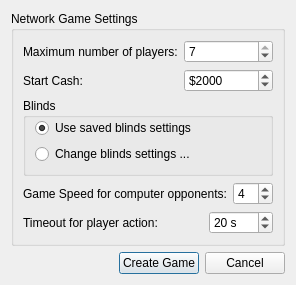
Above: src/gui/qt/createnetworkgamedialog.ui from pokerth/pokerth before the change. Below: the same form after it.
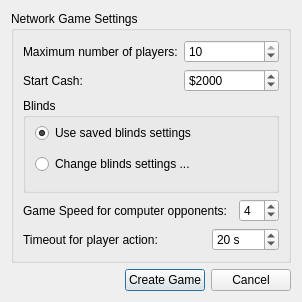
That is the form after the change.

Diff of the .ui file:
```diff
--- a/src/gui/qt/createnetworkgamedialog.ui
+++ b/src/gui/qt/createnetworkgamedialog.ui
@@ -1,12 +1,12 @@
 <ui version="4.0" >
  <class>createNetworkGameDialog</class>
- <widget class="QDialog" name="createNetworkGameDialog" >
-  <property name="geometry" >
+ <widget class="QDialog" name="createNetworkGameDialog">
+  <property name="geometry">
    <rect>
     <x>0</x>
     <y>0</y>
-    <width>275</width>
-    <height>263</height>
+    <width>302</width>
+    <height>302</height>
    </rect>
   </property>
   <property name="windowTitle" >
@@ -37,11 +37,11 @@
         <property name="minimum" >
          <number>2</number>
         </property>
-        <property name="maximum" >
-         <number>7</number>
+        <property name="maximum">
+         <number>10</number>
         </property>
-        <property name="value" >
-         <number>7</number>
+        <property name="value">
+         <number>10</number>
         </property>
        </widget>
       </item>
@@ -66,8 +66,8 @@
         <property name="minimum" >
          <number>1000</number>
         </property>
-        <property name="maximum" >
-         <number>5000</number>
+        <property name="maximum">
+         <number>1000000</number>
         </property>
         <property name="value" >
          <number>2000</number>
```
Left out of the diff: 150 changed lines with no effect on the pictures.
